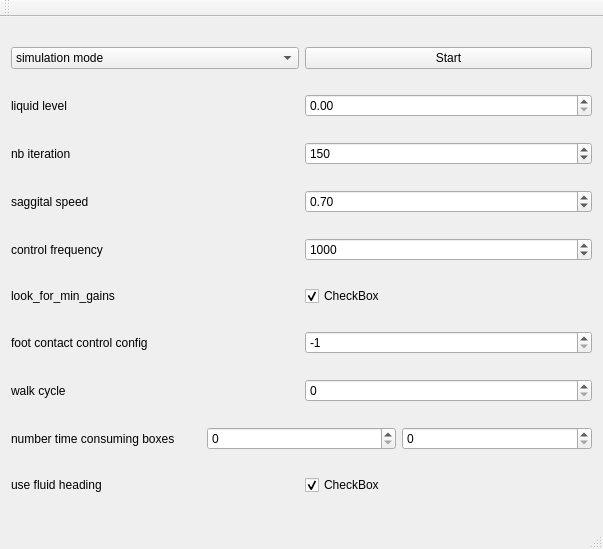
Before: the Qt Designer form gui/mainwindow.ui in scarensac/simbicon_qt, drawn with Qt 5.
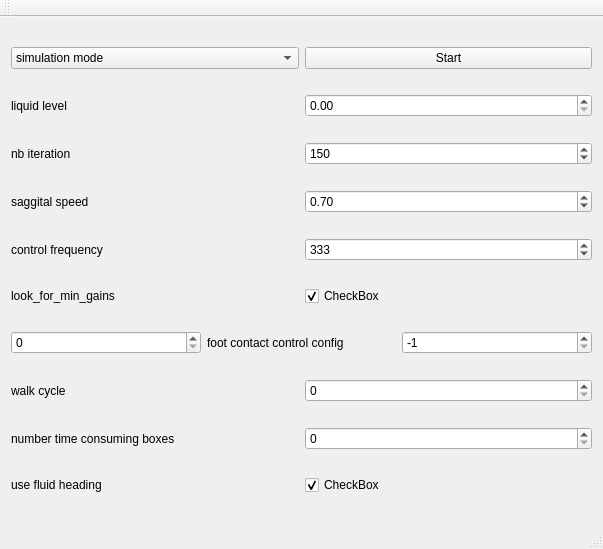
After: the same form once the commit is applied.

```diff
--- a/gui/mainwindow.ui
+++ b/gui/mainwindow.ui
@@ -129,7 +129,7 @@
          <double>0.010000000000000</double>
         </property>
         <property name="value">
-         <double>1000.000000000000000</double>
+         <double>333.000000000000000</double>
         </property>
        </widget>
       </item>
@@ -158,6 +158,16 @@
     </item>
     <item>
      <layout class="QHBoxLayout" name="horizontalLayout_7">
+      <item>
+       <widget class="QSpinBox" name="spin_box_container_boxes">
+        <property name="maximum">
+         <number>10</number>
+        </property>
+        <property name="value">
+         <number>0</number>
+        </property>
+       </widget>
+      </item>
       <item>
        <widget class="QLabel" name="label_6">
         <property name="text">
@@ -210,16 +220,6 @@
         </property>
        </widget>
       </item>
-      <item>
-       <widget class="QSpinBox" name="spin_box_container_boxes">
-        <property name="maximum">
-         <number>10</number>
-        </property>
-        <property name="value">
-         <number>0</number>
-        </property>
-       </widget>
-      </item>
       <item>
        <widget class="QSpinBox" name="spin_box_filler_objects">
         <property name="maximum">
```
